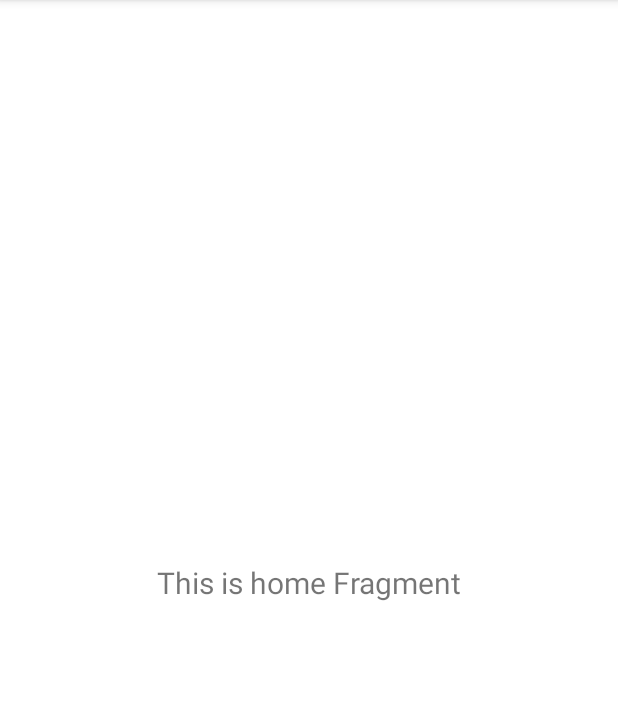
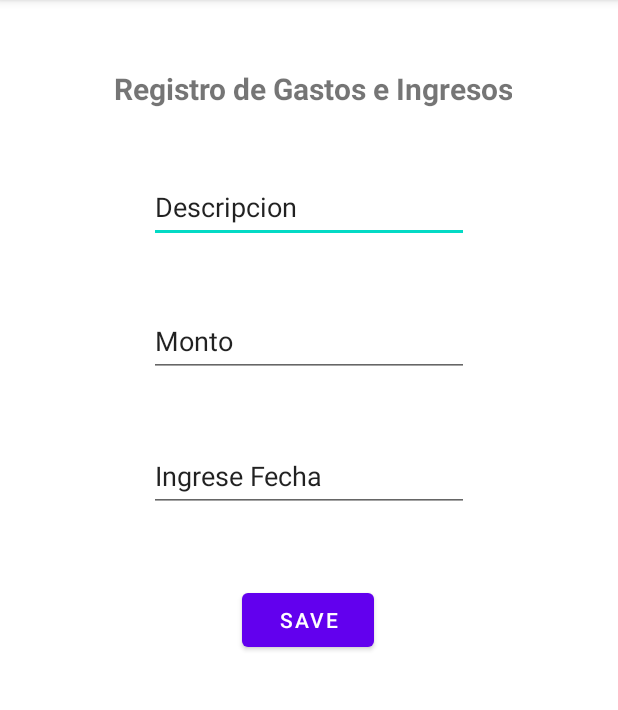
Before and after one commit to Adan28742/Pc22010103420100770, an Android app: the fragment HomeFragment shown on its own in the app's theme, on a phone screen of 412 x 824 dp, the part 84-794 px from its top. Run offline under Robolectric (Android 15) with nearby library versions, the phone set to English and light mode, and no system bars; our stand-ins replace Firebase (no records; nobody signed in at launch, a user with empty details on screens opened directly).

Commit message:
Registro de Gastos e Ingresos

```diff
--- a/app/build.gradle.kts
+++ b/app/build.gradle.kts
@@ -52,6 +52,7 @@ dependencies {
     implementation(libs.androidx.annotation)
     implementation(libs.androidx.activity)
     implementation(libs.firebase.auth)
+    implementation(libs.firebase.firestore.ktx)
     testImplementation(libs.junit)
     androidTestImplementation(libs.androidx.junit)
     androidTestImplementation(libs.androidx.espresso.core)
--- a/app/src/main/res/layout/fragment_home.xml
+++ b/app/src/main/res/layout/fragment_home.xml
@@ -7,16 +7,72 @@
     tools:context=".ui.home.HomeFragment">
 
     <TextView
-        android:id="@+id/text_home"
-        android:layout_width="match_parent"
+        android:id="@+id/textView2"
+        android:layout_width="wrap_content"
         android:layout_height="wrap_content"
-        android:layout_marginStart="8dp"
-        android:layout_marginTop="8dp"
-        android:layout_marginEnd="8dp"
+        android:layout_marginTop="45dp"
+        android:text=" Registro de Gastos e Ingresos"
         android:textAlignment="center"
         android:textSize="20sp"
-        app:layout_constraintBottom_toBottomOf="parent"
+        android:textStyle="bold"
         app:layout_constraintEnd_toEndOf="parent"
+        app:layout_constraintHorizontal_bias="0.5"
         app:layout_constraintStart_toStartOf="parent"
         app:layout_constraintTop_toTopOf="parent" />
+
+    <EditText
+        android:id="@+id/etDescripcion"
+        android:layout_width="wrap_content"
+        android:layout_height="wrap_content"
+        android:layout_marginTop="41dp"
+        android:ems="10"
+        android:inputType="text"
+        android:minHeight="48dp"
+        android:text="Descripcion"
+        app:layout_constraintEnd_toEndOf="parent"
+        app:layout_constraintHorizontal_bias="0.5"
+        app:layout_constraintStart_toEndOf="@+id/etMonto"
+        app:layout_constraintStart_toStartOf="parent"
+        app:layout_constraintTop_toBottomOf="@+id/textView2" />
+
+    <EditText
+        android:id="@+id/etMonto"
+        android:layout_width="wrap_content"
+        android:layout_height="wrap_content"
+        android:layout_marginTop="41dp"
+        android:ems="10"
+        android:inputType="text"
+        android:minHeight="48dp"
+        android:text="Monto"
+        app:layout_constraintEnd_toEndOf="parent"
+        app:layout_constraintHorizontal_bias="0.5"
+        app:layout_constraintStart_toEndOf="@+id/textView2"
+        app:layout_constraintStart_toStartOf="parent"
+        app:layout_constraintTop_toBottomOf="@+id/etDescripcion" />
+
+    <EditText
+        android:id="@+id/etFecha"
+        android:layout_width="wrap_content"
+        android:layout_height="wrap_content"
+        android:layout_marginTop="42dp"
+        android:ems="10"
+        android:inputType="text"
+        android:minHeight="48dp"
+        android:text="Ingrese Fecha"
+        app:layout_constraintEnd_toEndOf="parent"
+        app:layout_constraintHorizontal_bias="0.5"
+        app:layout_constraintStart_toEndOf="@+id/etDescripcion"
+        app:layout_constraintStart_toStartOf="parent"
+        app:layout_constraintTop_toBottomOf="@+id/etMonto" />
+
+    <Button
+        android:id="@+id/btSave"
+        android:layout_width="wrap_content"
+        android:layout_height="wrap_content"
+        android:layout_marginTop="48dp"
+        android:text="Save"
+        app:layout_constraintEnd_toEndOf="parent"
+        app:layout_constraintHorizontal_bias="0.498"
+        app:layout_constraintStart_toStartOf="parent"
+        app:layout_constraintTop_toBottomOf="@+id/etFecha" />
 </androidx.constraintlayout.widget.ConstraintLayout>
--- a/gradle/libs.versions.toml
+++ b/gradle/libs.versions.toml
@@ -16,6 +16,7 @@ annotation = "1.6.0"
 activity = "1.9.3"
 googleGmsGoogleServices = "4.4.2"
 firebaseAuth = "23.1.0"
+firebaseFirestoreKtx = "25.1.1"
 
 [libraries]
 androidx-core-ktx = { group = "androidx.core", name = "core-ktx", version.ref = "coreKtx" }
@@ -32,6 +33,7 @@ androidx-navigation-ui-ktx = { group = "androidx.navigation", name = "navigation
 androidx-annotation = { group = "androidx.annotation", name = "annotation", version.ref = "annotation" }
 androidx-activity = { group = "androidx.activity", name = "activity", version.ref = "activity" }
 firebase-auth = { group = "com.google.firebase", name = "firebase-auth", version.ref = "firebaseAuth" }
+firebase-firestore-ktx = { group = "com.google.firebase", name = "firebase-firestore-ktx", version.ref = "firebaseFirestoreKtx" }
 
 [plugins]
 android-application = { id = "com.android.application", version.ref = "agp" }
```
Also changed, not shown: app/src/main/java/dev/adan/pc2_picon/model/MovModel.kt (added, +9 -0 lines), app/src/main/java/dev/adan/pc2_picon/ui/home/HomeFragment.kt (+63 -10 lines).
